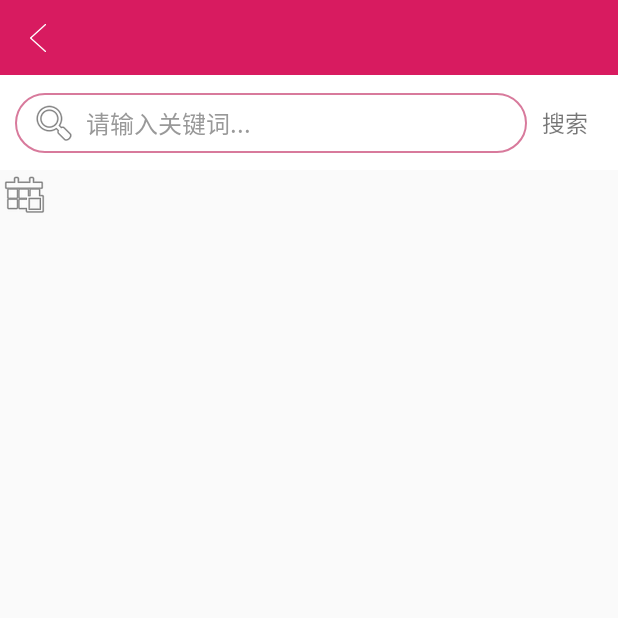
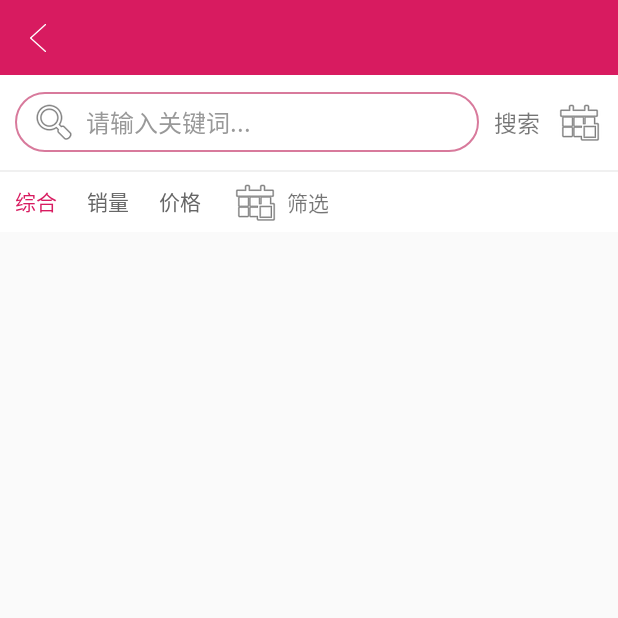
Before and after one commit to Android-XH/locaWorkSpace, an Android app: the SearchDataActivity screen opened directly, with no data from a screen before it, after a tap on "搜索", on a phone screen of 412 x 824 dp, the top half of it. Run offline under Robolectric (Android 15) with nearby library versions, the phone set to English and light mode, and no system bars; our stand-ins replace ButterKnife, RxJava; libraries missing offline, so code that uses them is left out: com.pgyersdk.crash, com.pgyersdk.update, com.scwang.smartrefresh; plain views replace SmartRefreshLayout; network calls fail; 5 statements that could not run were skipped.

Commit message:
增加筛选

```diff
--- a/shop/src/main/java/com/example/shop/activity/SearchDataActivity.java
+++ b/shop/src/main/java/com/example/shop/activity/SearchDataActivity.java
@@ -5,11 +5,10 @@ import android.view.KeyEvent;
 import android.view.View;
 import android.view.inputmethod.EditorInfo;
 import android.widget.EditText;
-import android.widget.ImageButton;
+import android.widget.RadioGroup;
 import android.widget.TextView;
 
 import androidx.annotation.NonNull;
-import androidx.recyclerview.widget.DividerItemDecoration;
 import androidx.recyclerview.widget.GridLayoutManager;
 import androidx.recyclerview.widget.LinearLayoutManager;
 import androidx.recyclerview.widget.RecyclerView;
@@ -25,8 +24,6 @@ import com.example.shop.util.StartUtil;
 import com.example.shop.util.StringUtil;
 import com.example.shop.viewImpl.ISearchDataView;
 import com.example.worktools.adapter.listener.OnRecycleItemClickListener;
-import com.example.worktools.recycle.SpacesItemDecoration;
-import com.example.worktools.util.LogUtil;
 import com.scwang.smartrefresh.layout.SmartRefreshLayout;
 import com.scwang.smartrefresh.layout.api.RefreshLayout;
 import com.scwang.smartrefresh.layout.listener.OnLoadMoreListener;
@@ -35,9 +32,8 @@ import com.scwang.smartrefresh.layout.listener.OnRefreshListener;
 import java.util.List;
 
 import butterknife.BindView;
+import butterknife.ButterKnife;
 import butterknife.OnClick;
-
-import static com.example.worktools.util.DpUtil.dip2px;
 
 public class SearchDataActivity extends AppBaseActivity<SearchDataPresenter> implements ISearchDataView, OnRecycleItemClickListener<Product.Data>, OnLoadMoreListener, OnRefreshListener, ProductPopupWindow.onDownClick {
     @BindView(R.id.et_search)
@@ -46,15 +42,15 @@ public class SearchDataActivity extends AppBaseActivity<SearchDataPresenter> imp
     RecyclerView recycleView;
     @BindView(R.id.refreshLayout)
     SmartRefreshLayout refreshLayout;
-    @BindView(R.id.btn_vertical)
-    ImageButton imbVertical;
+    @BindView(R.id.sort_radio_group)
+    RadioGroup sortRadioGroup;
     private String keyWord;
     private ProductVerticalAdapter adapter;
     int lineWidth = 5;
     int spanCount = 2;
     private GridLayoutManager gridLayoutManager;
     private LinearLayoutManager linearLayoutManager;
-
+    private ProductPopupWindow popupWindow;
 
     @Override
     protected int setContentView() {
@@ -71,8 +67,8 @@ public class SearchDataActivity extends AppBaseActivity<SearchDataPresenter> imp
     @Override
     protected void initView() {
         showBackImb();
-        linearLayoutManager=new LinearLayoutManager(this);
-        gridLayoutManager=new GridLayoutManager(this, spanCount, GridLayoutManager.VERTICAL, false);
+        linearLayoutManager = new LinearLayoutManager(this);
+        gridLayoutManager = new GridLayoutManager(this, spanCount, GridLayoutManager.VERTICAL, false);
         recycleView.setLayoutManager(gridLayoutManager);
 //        recycleView.addItemDecoration(new SpacesItemDecoration(dip2px(lineWidth), dip2px(lineWidth), getResources().getColor(R.color.line)));
         adapter.setViewType(0);
@@ -110,31 +106,6 @@ public class SearchDataActivity extends AppBaseActivity<SearchDataPresenter> imp
         adapter.addDataList(dataList);
     }
 
-    @OnClick({R.id.tv_search, R.id.btn_vertical})
-    public void onViewClicked(View view) {
-        switch (view.getId()) {
-            case R.id.btn_vertical:
-//                if(view.isSelected()){
-//                    int position=linearLayoutManager.findFirstVisibleItemPosition();
-//                    recycleView.setLayoutManager(gridLayoutManager);
-//                    adapter.setViewType(0);
-//                    recycleView.scrollToPosition(position);
-//                }else{
-//                    int position=gridLayoutManager.findFirstVisibleItemPosition();
-//                    recycleView.setLayoutManager(linearLayoutManager);
-//                    adapter.setViewType(1);
-//                    recycleView.scrollToPosition(position);
-//                }
-//                view.setSelected(!view.isSelected());
-                ProductPopupWindow.newInstance(this).setOnDownClick(this).showAsDropDown(imbVertical);
-                break;
-            case R.id.tv_search:
-                searchOfKey();
-                break;
-        }
-
-    }
-
     private void searchOfKey() {
         keyWord = etSearch.getText().toString();
         if (StringUtil.isNoEmpty(keyWord)) {
@@ -168,6 +139,36 @@ public class SearchDataActivity extends AppBaseActivity<SearchDataPresenter> imp
         getPresenter().setMinPrice(param.getMinPrice());
         getPresenter().setMaxPrice(param.getMaxPrice());
         getPresenter().setType(param.getTypes());
+        showLoading(getString(R.string.loading_data));
         getPresenter().loadRefresh();
     }
+
+    @OnClick({R.id.imb_vertical, R.id.btn_select, R.id.tv_search})
+    public void onViewClicked(View view) {
+        switch (view.getId()) {
+            case R.id.imb_vertical:
+                if (view.isSelected()) {
+                    int position = linearLayoutManager.findFirstVisibleItemPosition();
+                    recycleView.setLayoutManager(gridLayoutManager);
+                    adapter.setViewType(0);
+                    recycleView.scrollToPosition(position);
+                } else {
+                    int position = gridLayoutManager.findFirstVisibleItemPosition();
+                    recycleView.setLayoutManager(linearLayoutManager);
+                    adapter.setViewType(1);
+                    recycleView.scrollToPosition(position);
+                }
+                view.setSelected(!view.isSelected());
+                break;
+            case R.id.btn_select:
+                if (popupWindow == null) {
+                    popupWindow = ProductPopupWindow.newInstance(this).setOnDownClick(this);
+                }
+                popupWindow.showAsDropDown(sortRadioGroup);
+                break;
+            case R.id.tv_search:
+                searchOfKey();
+                break;
+        }
+    }
 }
--- a/shop/src/main/java/com/example/shop/popup/ProductPopupWindow.java
+++ b/shop/src/main/java/com/example/shop/popup/ProductPopupWindow.java
@@ -57,6 +57,8 @@ public class ProductPopupWindow extends PopupWindow implements View.OnClickListe
                 holder.radioPrice.clearCheck();
                 holder.cbTb.setChecked(true);
                 holder.cbTmall.setChecked(true);
+                holder.etMin.setText("");
+                holder.etMax.setText("");
                 break;
             case R.id.tv_down:
                 Param param=new Param();
@@ -80,6 +82,7 @@ public class ProductPopupWindow extends PopupWindow implements View.OnClickListe
                 if(getOnDownClick()!=null){
                     getOnDownClick().onClick(param);
                 }
+                this.dismiss();
                 break;
         }
     }
@@ -101,6 +104,7 @@ public class ProductPopupWindow extends PopupWindow implements View.OnClickListe
                 break;
             case R.id.radio_one_hundred:
                 holder.etMin.setText("100");
+                holder.etMax.setText("");
                 break;
         }
     }
--- a/shop/src/main/res/layout/activity_search_data_layout.xml
+++ b/shop/src/main/res/layout/activity_search_data_layout.xml
@@ -1,28 +1,27 @@
 <?xml version="1.0" encoding="utf-8"?>
 <LinearLayout xmlns:android="http://schemas.android.com/apk/res/android"
     xmlns:app="http://schemas.android.com/apk/res-auto"
-    android:orientation="vertical"
     android:layout_width="match_parent"
-    android:layout_height="match_parent">
-    <include layout="@layout/include_title_layout"/>
-    <include layout="@layout/include_search_layout"/>
-    <ImageButton
-        android:layout_width="wrap_content"
-        android:layout_height="wrap_content"
-        android:background="@color/transparent"
-        android:id="@+id/btn_vertical"
-        android:src="@android:drawable/ic_menu_today"
-        />
+    android:layout_height="match_parent"
+    android:orientation="vertical">
+
+    <include layout="@layout/include_title_layout" />
+
+    <include layout="@layout/include_search_layout" />
+
+    <include layout="@layout/include_line_layout" />
+
+    <include layout="@layout/include_sort_layout" />
+
     <com.scwang.smartrefresh.layout.SmartRefreshLayout
         android:id="@+id/refreshLayout"
         android:layout_width="match_parent"
         android:layout_height="match_parent"
-            app:srlEnableAutoLoadMore="true"
-            >
+        app:srlEnableAutoLoadMore="true">
+
         <androidx.recyclerview.widget.RecyclerView
+            android:id="@+id/recycleView"
             android:layout_width="match_parent"
-                android:layout_height="match_parent"
-                android:id="@+id/recycleView"
-                />
+            android:layout_height="match_parent" />
     </com.scwang.smartrefresh.layout.SmartRefreshLayout>
 </LinearLayout>
--- /dev/null
+++ b/shop/src/main/res/layout/include_line_layout.xml
@@ -0,0 +1,9 @@
+<?xml version="1.0" encoding="utf-8"?>
+<View
+    xmlns:android="http://schemas.android.com/apk/res/android"
+    android:layout_width="match_parent"
+    android:layout_height="1dp"
+    android:background="@color/line"
+    >
+
+</View>
--- a/shop/src/main/res/layout/include_search_layout.xml
+++ b/shop/src/main/res/layout/include_search_layout.xml
@@ -5,6 +5,7 @@
     android:padding="@dimen/layout_padding"
     android:background="@color/white"
     android:orientation="horizontal"
+    android:gravity="center_vertical"
     xmlns:android="http://schemas.android.com/apk/res/android">
     <EditText
         android:layout_width="0dp"
@@ -30,4 +31,11 @@
         android:textSize="@dimen/sp15"
         android:id="@+id/tv_search"
         />
+    <ImageButton
+        android:layout_width="wrap_content"
+        android:layout_height="wrap_content"
+        android:background="@color/transparent"
+        android:id="@+id/imb_vertical"
+        android:src="@android:drawable/ic_menu_today"
+        />
 </LinearLayout>
--- a/shop/src/main/res/layout/include_sort_layout.xml
+++ b/shop/src/main/res/layout/include_sort_layout.xml
@@ -1,13 +1,46 @@
 <?xml version="1.0" encoding="utf-8"?>
 <LinearLayout xmlns:android="http://schemas.android.com/apk/res/android"
-    android:orientation="horizontal"
     android:layout_width="match_parent"
-    android:layout_height="wrap_content">
-
-    <ImageButton
+    android:layout_height="40dp"
+    android:background="@color/white"
+    android:gravity="center_vertical"
+    android:orientation="horizontal">
+    <HorizontalScrollView
+        android:layout_width="wrap_content"
+        android:layout_height="40dp"
+        android:scrollbars="none"
+        android:orientation="horizontal">
+        <RadioGroup
+            android:layout_width="wrap_content"
+            android:layout_height="match_parent"
+            android:orientation="horizontal"
+            android:gravity="center_vertical"
+            android:id="@+id/sort_radio_group"
+            >
+            <RadioButton
+                android:text="综合"
+                android:checked="true"
+                android:id="@+id/sort_radio_all"
+                style="@style/Sort.RadioButton"/>
+            <RadioButton
+                android:text="销量"
+                android:id="@+id/sort_radio_volume"
+                style="@style/Sort.RadioButton"/>
+            <RadioButton
+                android:text="价格"
+                android:id="@+id/sort_radio_price"
+                style="@style/Sort.RadioButton"/>
+        </RadioGroup>
+    </HorizontalScrollView>
+    <TextView
+        android:id="@+id/btn_select"
         android:layout_width="wrap_content"
         android:layout_height="wrap_content"
         android:background="@color/transparent"
-        android:src="@android:drawable/ic_dialog_dialer"
+        android:drawableLeft="@android:drawable/ic_menu_today"
+        android:text="筛选"
+        android:gravity="center"
+        android:drawablePadding="5dp"
+        android:layout_marginLeft="@dimen/layout_padding"
         />
 </LinearLayout>
--- a/shop/src/main/res/values/styles.xml
+++ b/shop/src/main/res/values/styles.xml
@@ -73,10 +73,19 @@
         <item name="android:checked">false</item>
         <item name="android:background">@drawable/tag_radio_check</item>
         <item name="android:textColor">@drawable/radio_text_select_color</item>
+        <item name="android:textSize">@dimen/sp14</item>
     </style>
     <style name="PopProductPrice.EditText" parent="PopProductPrice">
         <item name="android:background">@drawable/shape_layout_gray_50dp</item>
         <item name="android:textColor">@color/black_66</item>
         <item name="android:textSize">@dimen/sp15</item>
     </style>
+    <style name="Sort.RadioButton" parent="PopProductPrice">
+        <item name="android:layout_marginRight">@dimen/layout_padding</item>
+        <item name="android:layout_marginLeft">@dimen/layout_padding</item>
+        <item name="android:button">@null</item>
+        <item name="android:checked">false</item>
+        <item name="android:textColor">@drawable/radio_text_select_color</item>
+        <item name="android:textSize">@dimen/sp14</item>
+    </style>
 </resources>
```
Lines whose indentation alone changed are shown as unchanged.
